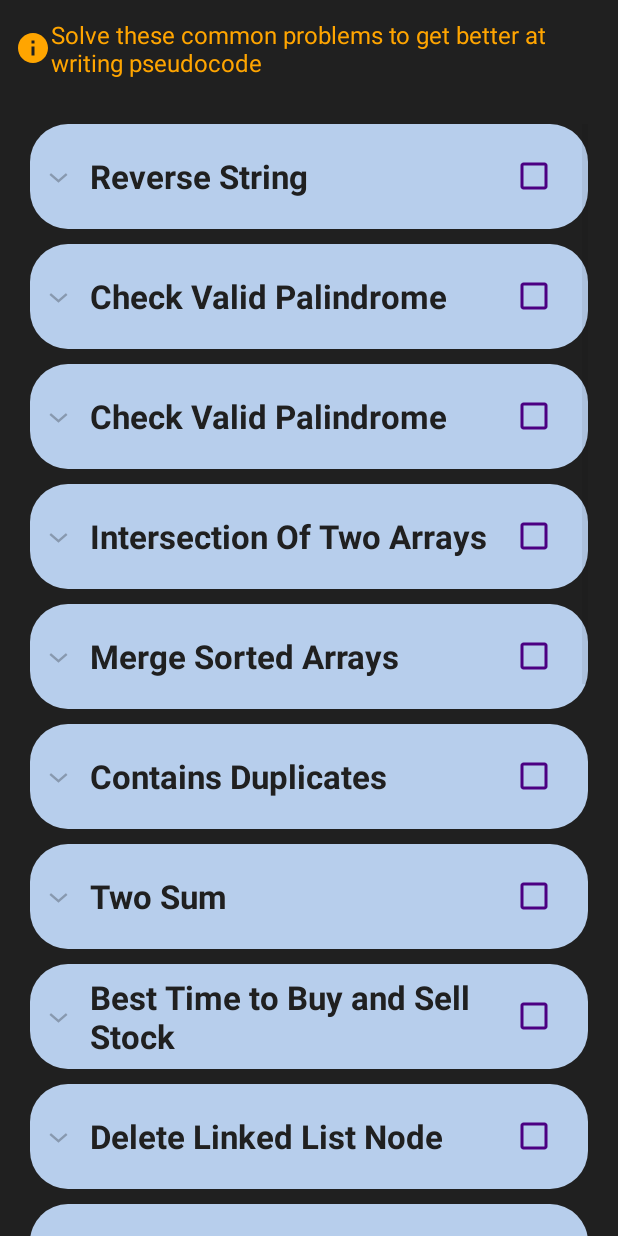
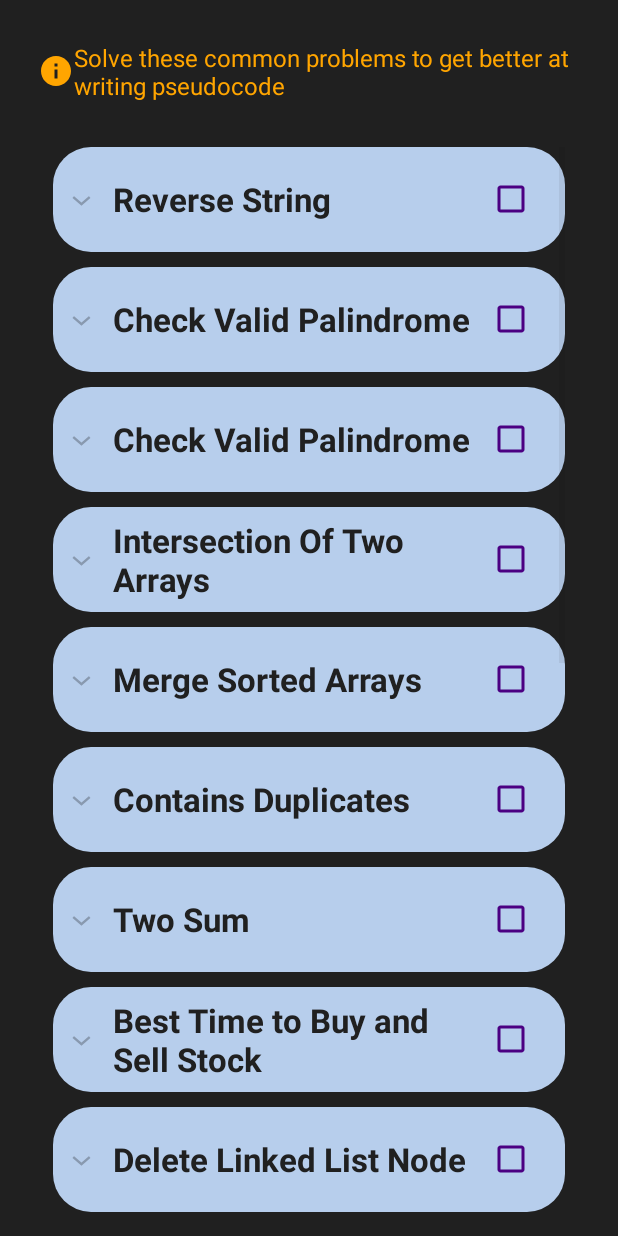
Before and after one commit to maharshi66/PseudoGen, an Android app: the ChallengesActivity screen opened directly, with no data from a screen before it, on a phone screen of 412 x 824 dp. Run offline under Robolectric (Android 15) with nearby library versions, the phone set to English and light mode, and no system bars; our stand-ins replace AdMob, Firebase (no records; nobody signed in at launch, a user with empty details on screens opened directly); Roboto replaces fonts that are not available here.

Commit message:
Fixed styling. Pre-screenshots commit

```diff
--- a/app/src/main/java/com/maharshiappdev/pseudogen/CentralActivity.java
+++ b/app/src/main/java/com/maharshiappdev/pseudogen/CentralActivity.java
@@ -726,7 +726,7 @@ public class CentralActivity extends AppCompatActivity implements NavigationView
                 "                  this page.\n" +
                 "                </p> <p>This policy is effective as of 2021-01-03</p> <p><strong>Contact Us</strong></p> <p>\n" +
                 "                  If you have any questions or suggestions about my\n" +
-                "                  Privacy Policy, do not hesitate to contact me at support.pseudogen@gmail.com.\n" +
+                "                  Privacy Policy, do not hesitate to contact me at pseudogenhelp@gmail.com.\n" +
                 "                </p> <p>This privacy policy page was created at App Privacy Policy Generator </p>\n" +
                 "    </body>\n" +
                 "    </html>\n" +
--- a/app/src/main/java/com/maharshiappdev/pseudogen/ChallengesActivity.java
+++ b/app/src/main/java/com/maharshiappdev/pseudogen/ChallengesActivity.java
@@ -75,8 +75,8 @@ public class ChallengesActivity extends AppCompatActivity {
                     String title = groupPair.first;
                     List<String> childrenList = listDataChild.get(groupPair);
                     String description = skipStringPattern ( childrenList.get ( 0 ), "Description:" );
-                    String input = skipStringPattern ( childrenList.get ( 1 ), "Input:" );
-                    String output = skipStringPattern ( childrenList.get ( 2 ), "Output:" );
+                    String input = skipStringPattern ( childrenList.get ( 1 ), "Input: " );
+                    String output = skipStringPattern ( childrenList.get ( 2 ), "Output: " );
                     Intent editorIntent = new Intent(ChallengesActivity.this, CodeEditorTabbedActivity.class);
                     editorIntent.putExtra ( "challengeTitle", title );
                     editorIntent.putExtra ( "challengeDescription", description );
@@ -200,7 +200,7 @@ public class ChallengesActivity extends AppCompatActivity {
 
         Posts reverseLinkedList = new Posts (  );
         reverseLinkedList.setTitle ( "Reverse Linked List" );
-        reverseLinkedList.setInput ( "Singly Linked List" );
+        reverseLinkedList.setInput ( "Linked List Head" );
         reverseLinkedList.setOutput ( "Singly Linked List" );
         reverseLinkedList.setDescription ( "Given a singly linked list of elements, reverse its contents and return the new list." );
         newListOfPosts.add ( reverseLinkedList );
@@ -208,7 +208,7 @@ public class ChallengesActivity extends AppCompatActivity {
 
         Posts bubbleSort = new Posts (  );
         bubbleSort.setTitle ( "Bubble Sort" );
-        bubbleSort.setInput ( "Array Of Integers" );
+        bubbleSort.setInput ( "Array of Integers" );
         bubbleSort.setOutput ( "Array of Integers" );
         bubbleSort.setDescription ( "Given an integer array, sort the numbers using the Bubble Sort algorithm" );
         newListOfPosts.add ( bubbleSort );
@@ -216,7 +216,7 @@ public class ChallengesActivity extends AppCompatActivity {
 
         Posts insertionSort = new Posts (  );
         insertionSort.setTitle ( "Insertion Sort" );
-        insertionSort.setInput ( "Array Of Integers" );
+        insertionSort.setInput ( "Array of Integers" );
         insertionSort.setOutput ( "Array of Integers" );
         insertionSort.setDescription ( "Given an integer array, sort the numbers using the Insertion Sort algorithm" );
         newListOfPosts.add ( insertionSort );
@@ -224,7 +224,7 @@ public class ChallengesActivity extends AppCompatActivity {
 
         Posts selectionSort = new Posts (  );
         selectionSort.setTitle ( "Selection Sort" );
-        selectionSort.setInput ( "Array Of Integers" );
+        selectionSort.setInput ( "Array of Integers" );
         selectionSort.setOutput ( "Array of Integers" );
         selectionSort.setDescription ( "Given an integer array, sort the numbers using the Selection Sort algorithm" );
         newListOfPosts.add ( selectionSort );
@@ -232,7 +232,7 @@ public class ChallengesActivity extends AppCompatActivity {
 
         Posts mergeSort = new Posts (  );
         mergeSort.setTitle ( "Merge Sort" );
-        mergeSort.setInput ( "Array Of Integers" );
+        mergeSort.setInput ( "Array of Integers" );
         mergeSort.setOutput ( "Array of Integers" );
         mergeSort.setDescription ( "Given an integer array, sort the numbers using the Merge Sort algorithm" );
         newListOfPosts.add ( mergeSort );
@@ -240,7 +240,7 @@ public class ChallengesActivity extends AppCompatActivity {
 
         Posts quickSort = new Posts (  );
         quickSort.setTitle ( "Quick Sort" );
-        quickSort.setInput ( "Array Of Integers" );
+        quickSort.setInput ( "Array of Integers" );
         quickSort.setOutput ( "Array of Integers" );
         quickSort.setDescription ( "Given an integer array, sort the numbers using the Quick Sort algorithm" );
         newListOfPosts.add ( quickSort );
@@ -248,7 +248,7 @@ public class ChallengesActivity extends AppCompatActivity {
 
         Posts binarySearch = new Posts (  );
         binarySearch.setTitle ( "Binary Search" );
-        binarySearch.setInput ( "Array Of Integers" );
+        binarySearch.setInput ( "Array of Integers" );
         binarySearch.setOutput ( "Integer" );
         binarySearch.setDescription ( "Given a sorted integer array, find the position of target X using Binary Search" );
         newListOfPosts.add ( binarySearch);
--- a/app/src/main/java/com/maharshiappdev/pseudogen/CodeEditorTabbedActivity.java
+++ b/app/src/main/java/com/maharshiappdev/pseudogen/CodeEditorTabbedActivity.java
@@ -328,7 +328,7 @@ public class CodeEditorTabbedActivity extends AppCompatActivity{
     private int setInputSpinnerSelection(String[] dataStructuresInput)
     {
         int selectedInputIdx = -1;
-        String selectedInputStr = getInputCodeText();
+        String selectedInputStr = this.getInputCodeText();
         for(int i = 0; i < dataStructuresInput.length; i++)
         {
             if(dataStructuresInput[i].equals ( selectedInputStr ))
@@ -343,7 +343,7 @@ public class CodeEditorTabbedActivity extends AppCompatActivity{
     private int setOutputSpinnerSelection(String[] dataStructuresOutput)
     {
         int selectedOutputIdx = -1;
-        String selectedOutputStr = getOutputCodeText();
+        String selectedOutputStr = this.getOutputCodeText();
         for(int i = 0; i < dataStructuresOutput.length; i++)
         {
             if(dataStructuresOutput[i].equals ( selectedOutputStr ))
--- a/app/src/main/java/com/maharshiappdev/pseudogen/LoginActivity.java
+++ b/app/src/main/java/com/maharshiappdev/pseudogen/LoginActivity.java
@@ -237,7 +237,7 @@ public class LoginActivity extends AppCompatActivity {
                 "                  this page.\n" +
                 "                </p> <p>This policy is effective as of 2021-01-03</p> <p><strong>Contact Us</strong></p> <p>\n" +
                 "                  If you have any questions or suggestions about my\n" +
-                "                  Privacy Policy, do not hesitate to contact me at support.pseudogen@gmail.com.\n" +
+                "                  Privacy Policy, do not hesitate to contact me at pseudogenhelp@gmail.com.\n" +
                 "                </p> <p>This privacy policy page was created at App Privacy Policy Generator </p>\n" +
                 "    </body>\n" +
                 "    </html>\n" +
--- a/app/src/main/res/layout/activity_challenges.xml
+++ b/app/src/main/res/layout/activity_challenges.xml
@@ -5,6 +5,7 @@
     xmlns:ads="http://schemas.android.com/apk/res-auto"
     android:layout_width="match_parent"
     android:background="@color/code_editor_dark"
+    android:padding="15dp"
     android:layout_height="match_parent"
     tools:context=".ChallengesActivity">
     <com.google.android.gms.ads.AdView
--- a/app/src/main/res/layout/activity_editor_settings.xml
+++ b/app/src/main/res/layout/activity_editor_settings.xml
@@ -42,6 +42,8 @@
             android:id="@+id/themeSpinner"
             android:layout_weight="5"
             android:layoutDirection="rtl"
+            android:theme="@style/mySpinnerItemStyle"
+
             android:layout_width="0dp"
             android:layout_height="wrap_content">
         </Spinner>
@@ -65,6 +67,7 @@
             android:layout_weight="5"
             android:layoutDirection="rtl"
             android:layout_width="0dp"
+            android:theme="@style/mySpinnerItemStyle"
             android:layout_height="wrap_content">
         </Spinner>
     </LinearLayout>
@@ -85,6 +88,7 @@
         <Spinner android:id="@+id/fontSizeSpinner"
             android:layout_width="0dp"
             android:layout_weight="5"
+            android:theme="@style/mySpinnerItemStyle"
             android:layoutDirection="rtl"
             android:layout_height="wrap_content">
         </Spinner>
--- a/app/src/main/res/values/themes.xml
+++ b/app/src/main/res/values/themes.xml
@@ -77,4 +77,8 @@
         <item name="android:textColor">@color/dark_orange</item>
         <item name="android:fontFamily">@font/maven_pro_medium</item>
     </style>
+
+    <style name="mySpinnerItemStyle" parent="@android:style/Widget.Holo.DropDownItem.Spinner">
+        <item name="android:textColor">@color/indigo</item>
+    </style>
 </resources>
```
Also changed, not shown: app/src/main/java/com/maharshiappdev/pseudogen/EmailSignInActivity.java (+6 -2 lines), app/src/main/res/layout/nav_header.xml (+6 -7 lines).
